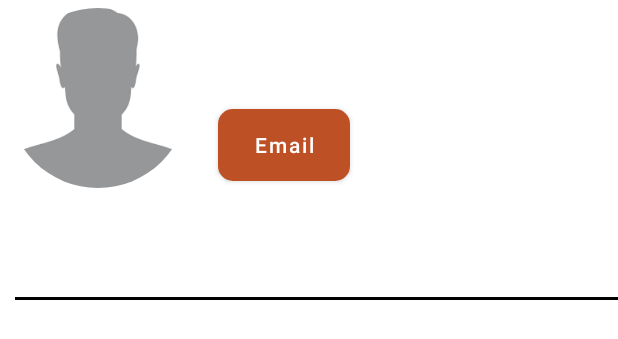
After one commit to l-chege/Donation-Project, an Android app: the layout user_displayed_layout.xml on its own in the app's theme, with its tools: preview values and no code run, on a phone screen of 412 x 824 dp. The commit adds this screen. Shown: the top 339 px of the screen. Run offline under Robolectric (Android 15) with nearby library versions, the phone set to English and light mode, and no system bars.

Commit message:
Commit to master

```diff
--- /dev/null
+++ b/app/src/main/res/layout/user_displayed_layout.xml
@@ -0,0 +1,99 @@
+<?xml version="1.0" encoding="utf-8"?>
+<RelativeLayout
+    xmlns:android="http://schemas.android.com/apk/res/android"
+    android:layout_width="match_parent"
+    android:layout_height="wrap_content">
+
+    <LinearLayout
+        android:id="@+id/mainLayout"
+        android:layout_width="match_parent"
+        android:layout_height="wrap_content"
+        android:orientation="horizontal"
+        android:layout_marginEnd="5dp"
+        android:layout_marginBottom="5dp"
+        android:layout_marginStart="5dp"
+        android:layout_marginTop="5dp">
+
+       <de.hdodenhof.circleimageview.CircleImageView
+           android:layout_width="120dp"
+           android:layout_height="120dp"
+           android:src="@drawable/profile"/>
+
+       <LinearLayout
+           android:layout_width="wrap_content"
+           android:layout_height="wrap_content"
+           android:orientation="vertical"
+           android:layout_gravity="center_vertical"
+           android:layout_margin="2dp">
+
+           <TextView
+               android:id="@+id/type"
+               android:layout_margin="5dp"
+               android:textSize="20sp"
+               android:textStyle="bold"
+               android:gravity="center"
+               android:textColor="#000"
+               android:textAllCaps="true"
+               android:layout_width="match_parent"
+               android:layout_height="wrap_content"/>
+
+           <TextView
+               android:id="@+id/userName"
+               android:layout_margin="5dp"
+               android:textSize="18sp"
+               android:textStyle="bold"
+               android:gravity="center"
+               android:textColor="#000"
+               android:textAllCaps="true"
+               android:layout_width="match_parent"
+               android:layout_height="wrap_content"/>
+
+           <TextView
+               android:id="@+id/userEmail"
+               android:layout_margin="5dp"
+               android:textSize="18sp"
+               android:gravity="center"
+               android:textColor="#000"
+               android:layout_width="match_parent"
+               android:layout_height="wrap_content"/>
+
+           <TextView
+               android:id="@+id/phoneNumber"
+               android:layout_margin="5dp"
+               android:textSize="18sp"
+               android:gravity="center"
+               android:textColor="#000"
+               android:layout_width="match_parent"
+               android:layout_height="wrap_content"/>
+
+           <TextView
+               android:id="@+id/donationType"
+               android:layout_margin="5dp"
+               android:textSize="18sp"
+               android:gravity="center"
+               android:textColor="#000"
+               android:layout_width="match_parent"
+               android:layout_height="wrap_content"/>
+       </LinearLayout>
+
+        <Button
+            android:id="@+id/emailNow"
+            android:layout_width="wrap_content"
+            android:layout_height="wrap_content"
+            android:layout_margin="5dp"
+            android:layout_gravity="center_vertical"
+            android:background="@drawable/button_background"
+            android:text="Email"
+            android:textAllCaps="false"/>
+
+    </LinearLayout>
+
+    <View
+        android:layout_below="@id/mainLayout"
+        android:layout_marginStart="10dp"
+        android:layout_marginTop="4dp"
+        android:background="#000"
+        android:layout_width="match_parent"
+        android:layout_height="2dp"/>
+
+</RelativeLayout>
--- /dev/null
+++ b/app/src/main/res/values/ids.xml
@@ -0,0 +1,4 @@
+<?xml version="1.0" encoding="utf-8"?>
+<resources>
+    <item name="userProfileImage" type="id" />
+</resources>
```
Also changed, not shown: app/src/main/java/com/example/donationproject/Adapter/UserAdapter.java (added, +85 -0 lines), app/src/main/java/com/example/donationproject/MainActivity.java (+81 -2 lines), app/src/main/java/com/example/donationproject/Model/User.java (added, +92 -0 lines).
